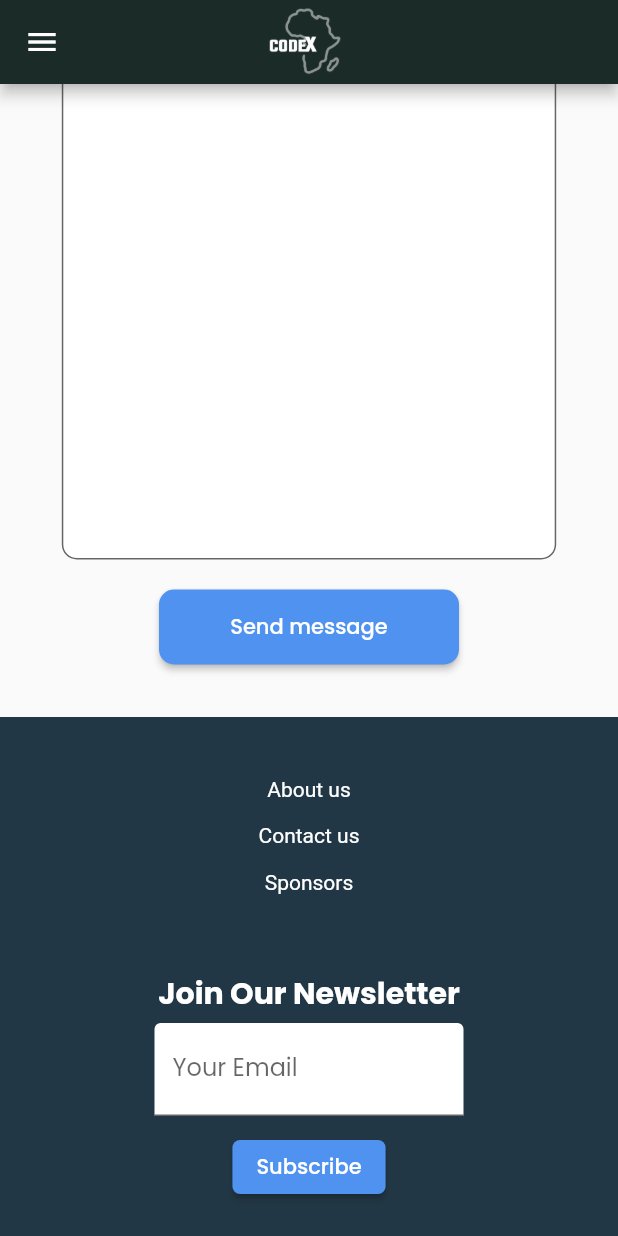
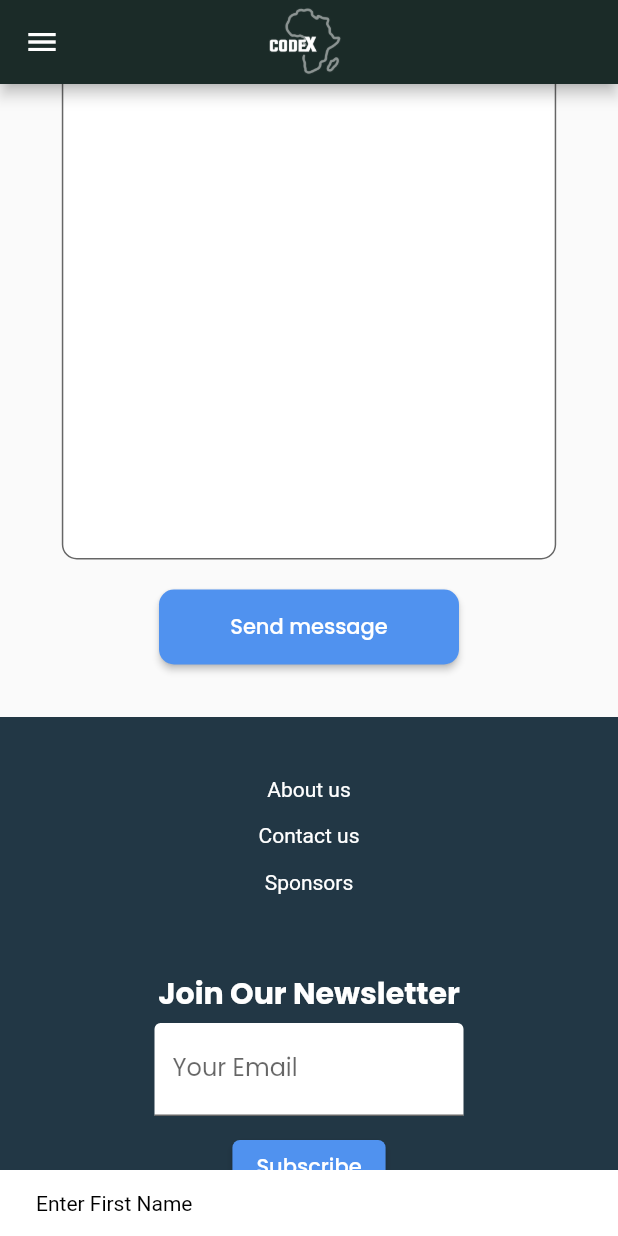
Before and after one commit to Abaxx/codex, a Flutter app: the ContactPage screen opened directly, scrolled down 576 dp, after a tap on "Send message", on a phone screen of 412 x 824 dp. Run offline on Flutter 3.47's test engine with Material 2 defaults, Android fonts, the light colour scheme and no system bars; our stand-ins replace appwrite, font_awesome_flutter; missing offline and left inert: dart:html.

Commit message:
Add contact backend

```diff
--- a/lib/Contact.dart
+++ b/lib/Contact.dart
@@ -1,6 +1,10 @@
+
+import 'dart:convert';
+import 'dart:html';
 
 import 'package:flutter/material.dart';
 import 'package:codex/Home.dart';
+import 'package:http/http.dart' as http;
 
 import 'About.dart';
 import 'NavBar.dart';
@@ -13,7 +17,7 @@ class ContactPage extends StatelessWidget {
     return LayoutBuilder(builder: (context,constraints){
       if(constraints.biggest.width > 800){
         return Scaffold(
-            body:  SingleChildScrollView(child: Column(children: [Nav(),ContactForm(),Footer()],))
+            body:  SingleChildScrollView(child: Column(children: [Nav(),Contact(),Footer()],))
         );
       }else{
         return Scaffold(
@@ -25,17 +29,55 @@ class ContactPage extends StatelessWidget {
               centerTitle: true,
             ),
             drawer: createDrawer(context),
-            body:  SingleChildScrollView(child: Column(children: [Nav(),ContactForm(),Footer()],))
+            body:  SingleChildScrollView(child: Column(children: [Nav(),Contact(),Footer()],))
         );
       }
     });
   }
 }
 
-class ContactForm extends StatelessWidget {
+class Contact extends StatefulWidget {
 
-  ContactForm({Key? key}) : super(key: key);
+  const Contact({Key? key}) : super(key: key);
 
+  @override
+  ContactState createState() => ContactState();
+}
+
+class ContactState extends State<Contact>{
+
+  final _formKey = GlobalKey<FormState>();
+  final firstNameController = TextEditingController();
+  final lastNameController = TextEditingController();
+  final emailController = TextEditingController();
+  final subjectController = TextEditingController();
+  final messageController = TextEditingController();
+
+
+  String? snackMessage;
+
+  Future sendEmail(String firstName, String lastName, String email, String subject, String message) async {
+  final url = Uri.parse('https://api.emailjs.com/api/v1.0/email/send');
+  const serviceId = 'service_kmfvtdn';
+  const templateId = 'template_hqq60yy';
+  const publicKey = 'bSmZwBLDMAiJkxNLy';
+  final response = await http.post(url,
+      headers: {'Content-Type': 'application/json'},//This line makes sure it works for all platforms.
+      body: json.encode({
+        'service_id': serviceId,
+        'template_id': templateId,
+        'user_id': publicKey,
+        'template_params': {
+          // ignore: prefer_interpolation_to_compose_strings
+          'first_name': firstName,
+          'last_name': lastName,
+          'from_email': email,
+          'subject' : subject,
+          'message': message
+        }
+      }));
+  return response.statusCode;
+}
 
   // contents of contact
   contents(BuildContext context, double size)
@@ -49,31 +91,78 @@ class ContactForm extends StatelessWidget {
             const SizedBox(height: 30,),
             const Text('First Name',style: TextStyle(color: Color(0xff40454A),)),
             SizedBox(width: size * MediaQuery.of(context).size.width,
-              child: TextField(decoration: InputDecoration(fillColor: Colors.white,filled: true,
+              child: TextField(
+                controller: firstNameController,
+                decoration: InputDecoration(fillColor: Colors.white,filled: true,
                 border: OutlineInputBorder(borderSide: const BorderSide(width: 2),borderRadius: BorderRadius.circular(10)),),),),
             const SizedBox(height: 20,),
             const Text('Last Name',style: TextStyle(color: Color(0xff40454A),)),
             SizedBox(width: size * MediaQuery.of(context).size.width,
-              child: TextField(decoration: InputDecoration(fillColor: Colors.white,filled: true,
+              child: TextField(
+                controller: lastNameController,
+                decoration: InputDecoration(fillColor: Colors.white,filled: true,
                 border: OutlineInputBorder(borderSide: const BorderSide(width: 2),borderRadius: BorderRadius.circular(10)),),),),
             const SizedBox(height: 20,),
             const Text('Email',style: TextStyle(color: Color(0xff40454A),)),
             SizedBox(width: size * MediaQuery.of(context).size.width,
-              child: TextField(decoration: InputDecoration(fillColor: Colors.white,filled: true,
+              child: TextField(
+                controller: emailController,
+                decoration: InputDecoration(fillColor: Colors.white,filled: true,
                 border: OutlineInputBorder(borderSide: const BorderSide(width: 2),borderRadius: BorderRadius.circular(10)),),),),
             const SizedBox(height: 20,),
             const Text('Subject',style: TextStyle(color: Color(0xff40454A),)),
             SizedBox(width: size * MediaQuery.of(context).size.width,
-              child: TextField(decoration: InputDecoration(fillColor: Colors.white,filled: true,
+              child: TextField(
+                controller: subjectController,
+                decoration: InputDecoration(fillColor: Colors.white,filled: true,
                 border: OutlineInputBorder(borderSide: const BorderSide(width: 2),borderRadius: BorderRadius.circular(10)),),),),
             const SizedBox(height: 20,),
             const Text('Message',style: TextStyle(color: Color(0xff40454A),)),
             SizedBox(width: size * MediaQuery.of(context).size.width,
-              child: TextField(decoration: InputDecoration(fillColor: Colors.white,filled: true,
+              child: TextField(
+                controller: messageController,
+                decoration: InputDecoration(fillColor: Colors.white,filled: true,
                 border: OutlineInputBorder(borderSide: const BorderSide(width: 2),borderRadius: BorderRadius.circular(10),),),maxLines: 15,),),
             const SizedBox(height: 20,),
           ],),
-        MaterialButton(onPressed: (){},color: const Color(0xff5092EF),minWidth: 200,height: 50,
+        MaterialButton(onPressed: () async {
+
+          //validateEmail(emailController.text);
+
+          if(firstNameController.text.isEmpty){
+            snackMessage = "Enter First Name";
+          }else if(lastNameController.text.isEmpty){
+            snackMessage = "Enter Last Name";
+          }else if(emailController.text.isEmpty){
+            snackMessage = "Enter Email Address";
+          }else if(!RegExp(r'\S+@\S+\.\S+').hasMatch(emailController.text)){
+              setState(() {
+            snackMessage = "Invalid Email Address";
+             });
+          }else if(subjectController.text.isEmpty){
+            snackMessage = "Enter Subject";
+          }else if(messageController.text.isEmpty){
+            snackMessage = "Enter message";
+          }else{
+            final response = await sendEmail(
+              firstNameController.text, lastNameController.value.text, emailController.text, subjectController.text, messageController.text);
+              if(response == 200){
+                snackMessage = "Message Sent!";
+                firstNameController.clear();
+                lastNameController.clear();
+                emailController.clear();
+                subjectController.clear();
+                messageController.clear();
+              }else {
+                snackMessage = " Failed to send message!";
+              }
+          }
+        final snackBar = SnackBar(content: Text(snackMessage!,style: const TextStyle(color: Colors.black),),
+        backgroundColor: Colors.white,);
+        ScaffoldMessenger.of(context).showSnackBar(snackBar);
+
+        },
+        color: const Color(0xff5092EF),minWidth: 200,height: 50,
           shape: RoundedRectangleBorder(borderRadius: BorderRadius.circular(10)),
           child: const Text('Send message',style: TextStyle(color: Colors.white),),),
       ],
--- a/lib/News.dart
+++ b/lib/News.dart
@@ -215,9 +215,9 @@ class Header extends StatelessWidget {
       child: LayoutBuilder(builder: (context,constraints){
         if(constraints.biggest.width > 800){
           return const Center(
-            child: Text('Deep Technology News in Africa.',style: TextStyle(color: Colors.white,fontWeight: FontWeight.bold,fontSize: 30),),);
+            child: Text('Deep Technology News.',style: TextStyle(color: Colors.white,fontWeight: FontWeight.bold,fontSize: 30),),);
         }else { return const Center(
-          child: Text('Deep Technology News in Africa.',style: TextStyle(color: Colors.white,fontWeight: FontWeight.bold,fontSize: 20),textAlign: TextAlign.center,),);}
+          child: Text('Deep Technology News.',style: TextStyle(color: Colors.white,fontWeight: FontWeight.bold,fontSize: 20),textAlign: TextAlign.center,),);}
       }),
     );
   }
--- a/pubspec.yaml
+++ b/pubspec.yaml
@@ -40,6 +40,8 @@ dependencies:
   font_awesome_flutter: ^10.1.0
   # Url launcher
   url_launcher: ^6.1.5
+
+  http: ^0.13.5
 
 dev_dependencies:
   flutter_test:
```
Also changed, not shown: pubspec.lock.
